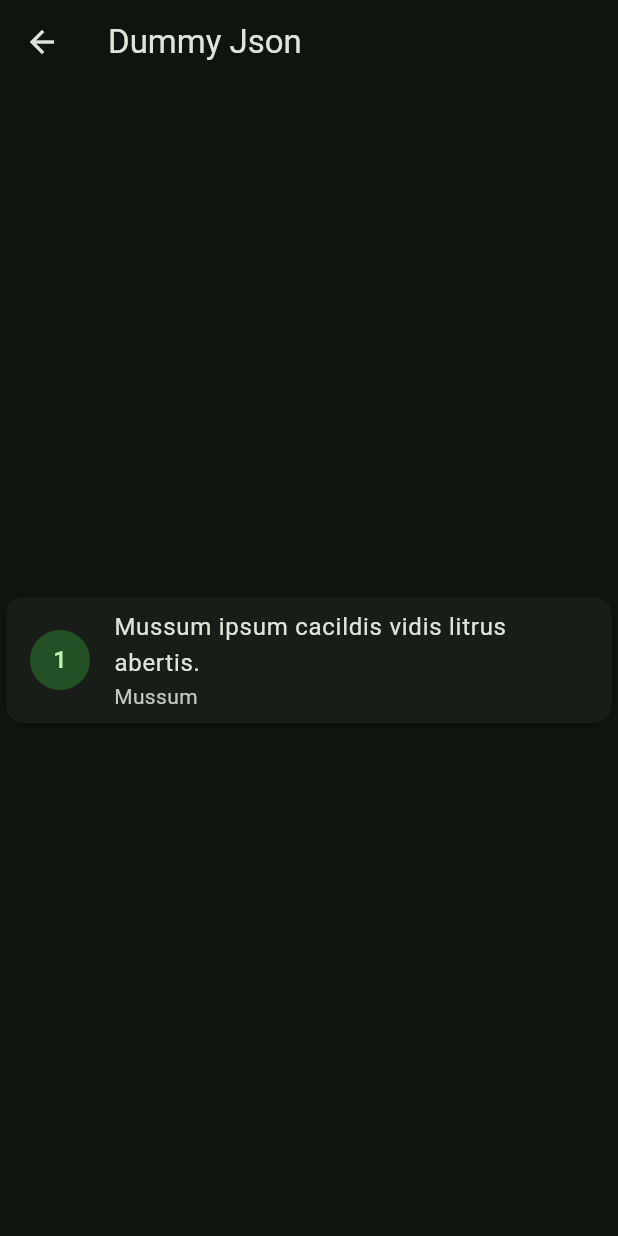
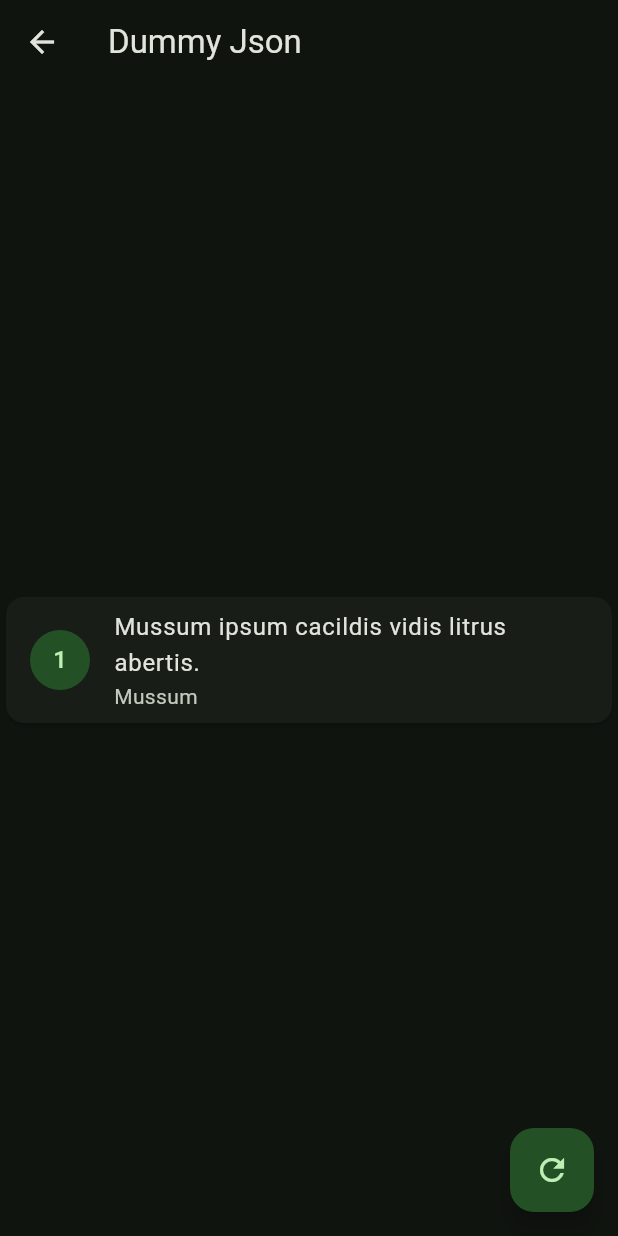
Before and after one commit to f290DSM/riverpod2_playground, a Flutter app: the DummyJsonQuotesPage screen opened directly, on a phone screen of 412 x 824 dp. Run offline on Flutter 3.47's test engine with Material 3 defaults, Android fonts, the phone set to English and light mode, and no system bars; our stand-ins replace flutter_riverpod, riverpod_annotation; generated files the repository leaves out were written again.

Commit message:
Update //TODO:s

```diff
--- a/lib/src/features/quotes/presentation/dummy_json_quotes_page.dart
+++ b/lib/src/features/quotes/presentation/dummy_json_quotes_page.dart
@@ -9,8 +9,12 @@ class DummyJsonQuotesPage extends ConsumerWidget {
 
   @override
   Widget build(BuildContext context, WidgetRef ref) {
+
+    //TODO: conectar ao provider
+
     return Scaffold(
       appBar: AppBar(title: Text('Dummy Json')),
+      //TODO: Alterar tipo para AsyncValue
       body: Center(
         child: Card(
           child: ListTile(
@@ -20,6 +24,12 @@ class DummyJsonQuotesPage extends ConsumerWidget {
           ),
         ),
       ),
+      floatingActionButton: FloatingActionButton(
+        onPressed: () {
+          //TODO: Alterar quote
+        },
+        child: const Icon(Icons.refresh),
+      ),
     );
   }
 }
--- a/lib/src/features/quotes/presentation/providers/quotes_provider.dart
+++ b/lib/src/features/quotes/presentation/providers/quotes_provider.dart
@@ -15,6 +15,6 @@ Provider<List<Season>> cloneWarsQuotes =
 
 @riverpod
 FutureOr<List<Season>> cloneWarsFutureQuotes(Ref ref) async {
-  await Future.delayed(const Duration(seconds: 5));
+  await Future.delayed(const Duration(seconds: 2));
   return ref.watch(cloneWarsQuotes);
 }
```
